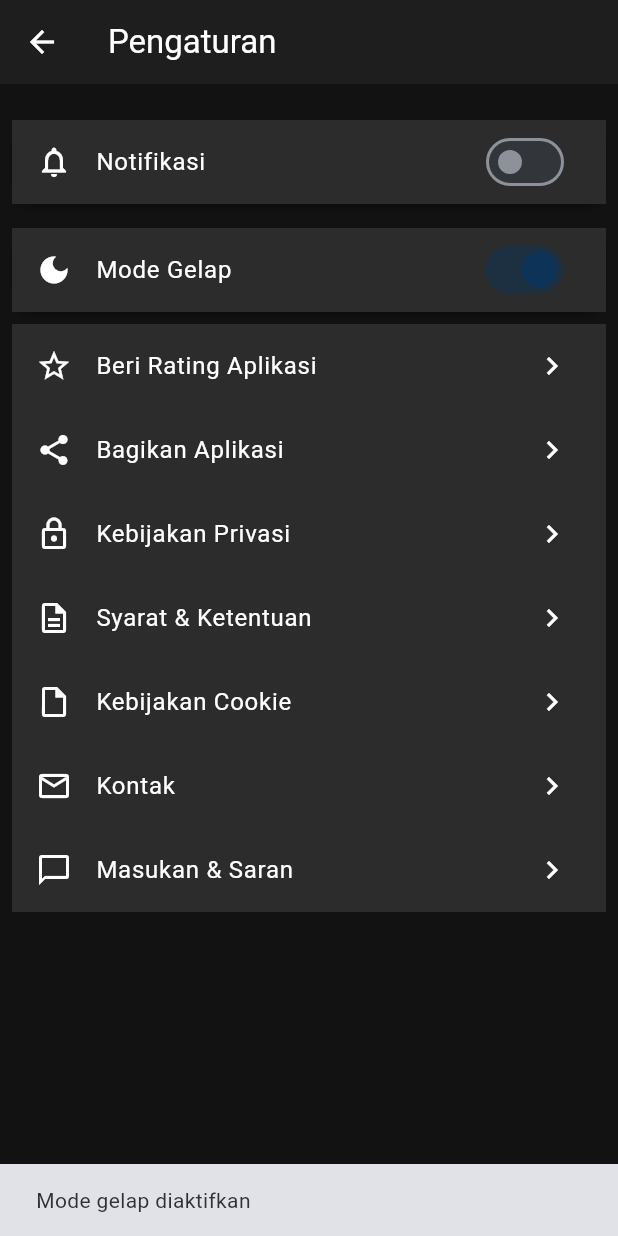
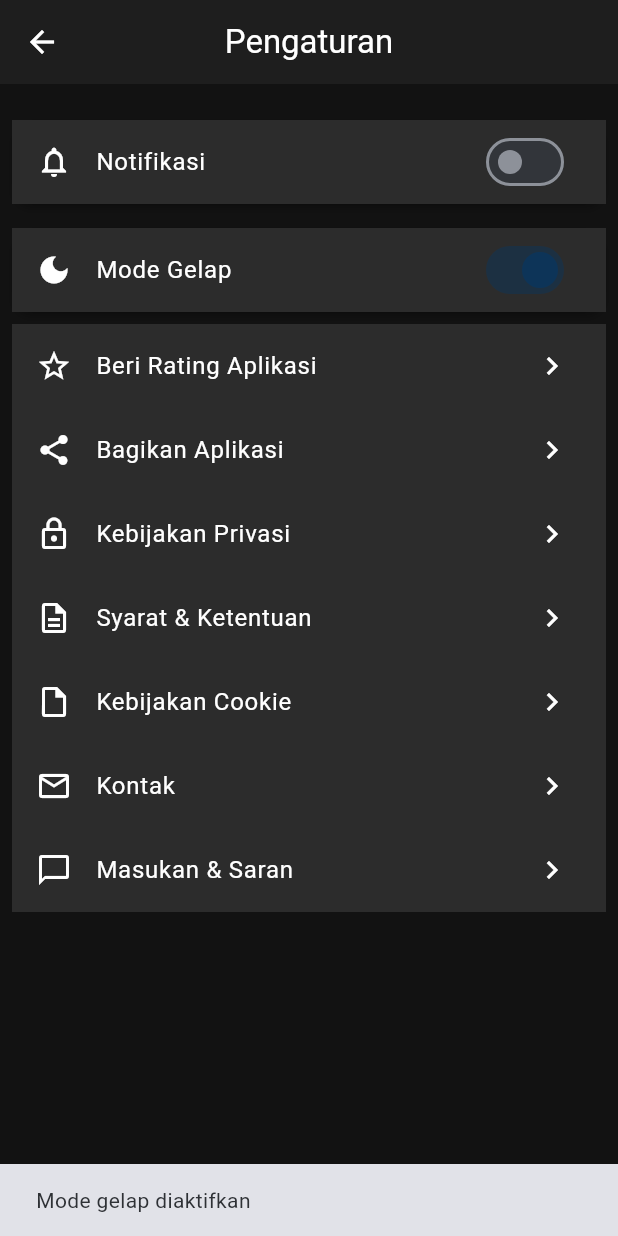
Before and after one commit to amaragita/Manajemen_Pengeluaran, a Flutter app: the SettingsPage screen opened directly, after a tap on "Mode Gelap", on a phone screen of 412 x 824 dp. Run offline on Flutter 3.47's test engine with Material 3 defaults, Android fonts, the phone set to English and light mode, and no system bars; our stand-ins replace cloud_firestore, firebase_core, fl_chart, image_picker, permission_handler, shared_preferences and 1 more; accounts and stored records are empty.

Commit message:
third commit

```diff
--- a/lib/screens/chart_page.dart
+++ b/lib/screens/chart_page.dart
@@ -44,6 +44,7 @@ class _ChartPageState extends State<ChartPage> {
     return Scaffold(
       appBar: AppBar(
         title: const Text('Grafik Pengeluaran'),
+        centerTitle: true,
       ),
       body: StreamBuilder<QuerySnapshot>(
         stream: FirebaseFirestore.instance
--- a/lib/screens/dashboard_page.dart
+++ b/lib/screens/dashboard_page.dart
@@ -3,6 +3,7 @@ import 'package:cloud_firestore/cloud_firestore.dart';
 import '../utils/preferences_helper.dart';
 import '../models/expense.dart';
 import 'package:intl/intl.dart';
+import 'main_navigation.dart';
 
 class DashboardPage extends StatefulWidget {
   final VoidCallback onLogout;
@@ -110,7 +111,9 @@ class _DashboardPageState extends State<DashboardPage> {
                     CircleAvatar(
                       radius: 28,
                       backgroundColor: isDark ? Colors.blue.shade900 : Colors.blue.shade100,
-                      child: Icon(Icons.account_circle, size: 40, color: isDark ? Colors.blue.shade300 : Colors.blue),
+                      backgroundImage: const NetworkImage('https://raw.githubusercontent.com/amaragita/Tugas-Layout-1/main/Foto%204x6.png'),
+                      onBackgroundImageError: (error, stackTrace) {},
+                      child: Container(), // Supaya tidak ada icon default
                     ),
                     const SizedBox(width: 16),
                     Expanded(
@@ -232,6 +235,9 @@ class _DashboardPageState extends State<DashboardPage> {
                   ],
                 ),
                 const SizedBox(height: 24),
+                Row(
+                  mainAxisAlignment: MainAxisAlignment.spaceBetween,
+                  children: [
                     Text(
                       'Pengeluaran Terakhir',
                       style: TextStyle(
@@ -239,6 +245,22 @@ class _DashboardPageState extends State<DashboardPage> {
                         fontWeight: FontWeight.bold,
                         color: theme.textTheme.titleLarge?.color,
                       ),
+                    ),
+                    TextButton(
+                      onPressed: () {
+                        Navigator.pushReplacement(
+                          context,
+                          MaterialPageRoute(builder: (context) => const MainNavigation(initialIndex: 2)),
+                        );
+                      },
+                      child: const Text('Lihat Semua'),
+                      style: TextButton.styleFrom(
+                        padding: const EdgeInsets.symmetric(horizontal: 8, vertical: 0),
+                        minimumSize: Size(0, 0),
+                        tapTargetSize: MaterialTapTargetSize.shrinkWrap,
+                      ),
+                    ),
+                  ],
                 ),
                 const SizedBox(height: 8),
                 if (recentExpenses.isEmpty)
--- a/lib/screens/expense_page.dart
+++ b/lib/screens/expense_page.dart
@@ -36,10 +36,11 @@ class _ExpensePageState extends State<ExpensePage> {
     final theme = Theme.of(context);
     final isDark = theme.brightness == Brightness.dark;
     return WillPopScope(
-      onWillPop: () async => false,
+      onWillPop: () async => true,
       child: Scaffold(
         appBar: AppBar(
           title: const Text('Catatan Pengeluaran'),
+          centerTitle: true,
         ),
         body: Column(
           children: [
--- a/lib/screens/settings_page.dart
+++ b/lib/screens/settings_page.dart
@@ -66,12 +66,7 @@ class _SettingsPageState extends State<SettingsPage> {
         return Scaffold(
           appBar: AppBar(
             title: const Text('Pengaturan'),
-            leading: IconButton(
-              icon: const Icon(Icons.arrow_back),
-              onPressed: () {
-                Navigator.pushNamedAndRemoveUntil(context, '/dashboard', (route) => false);
-              },
-            ),
+            centerTitle: true,
           ),
           body: ListView(
             padding: const EdgeInsets.symmetric(vertical: 16, horizontal: 8),
```
Also changed, not shown: lib/screens/account_page.dart (+10 -7 lines), lib/screens/add_expense_screen.dart (+4 -3 lines). Lines whose indentation alone changed are shown as unchanged.
